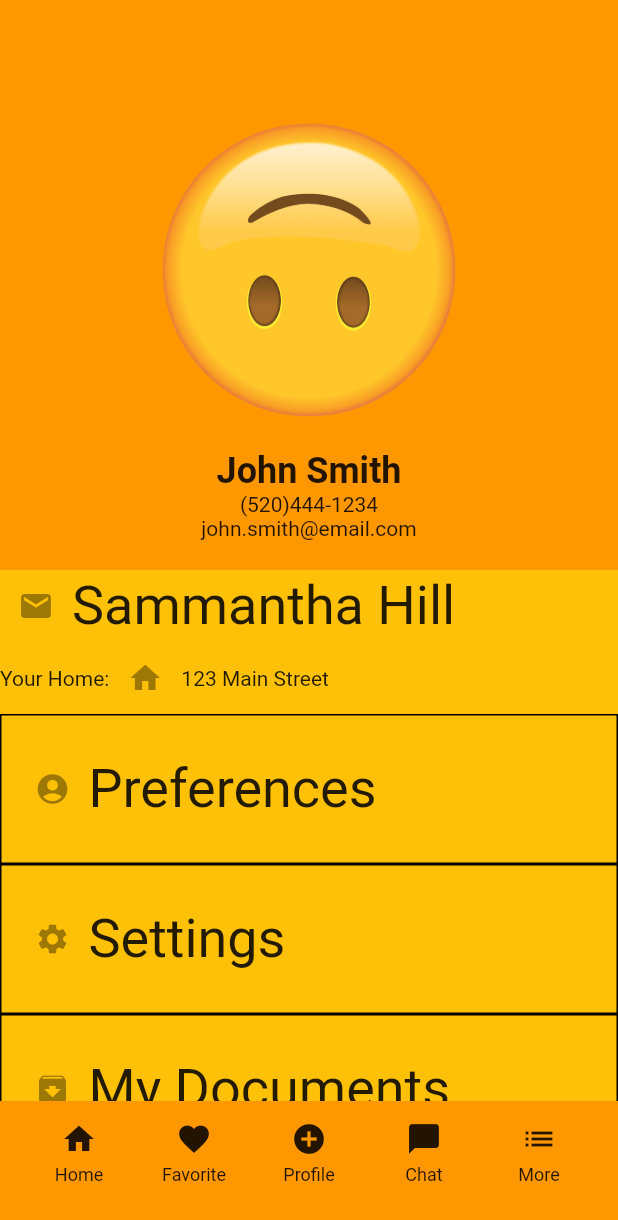
After one commit to kochsj/RealRealty, a Flutter app: the screen it shows once a user with an empty profile is signed in, item 3 of the bottom bar chosen, on a phone screen of 412 x 824 dp. The commit adds this screen. Shown: the top 1220 px of the screen. Run offline on Flutter 3.47's test engine with Material 2 defaults, Android fonts, the phone set to English and light mode, and no system bars; our stand-ins replace firebase_auth, sqflite; accounts and stored records are empty; network calls fail.

Commit message:
add views and Navigator. separate two MaterialApps

```diff
--- a/lib/main.dart
+++ b/lib/main.dart
@@ -12,9 +12,17 @@ class MyApp extends StatelessWidget {
   Widget build(BuildContext context) {
     return StreamProvider<User>.value(
       value: AuthService().user,
-      child: MaterialApp(
-        home: Wrapper(),
-      ),
+      child: Wrapper(),
     );
+
+
+
+
+//    return StreamProvider<User>.value(
+//      value: AuthService().user,
+//      child: MaterialApp(
+//        home: Wrapper(),
+//      ),
+//    );
   }
 }
--- a/lib/views/authenticate/authenticate.dart
+++ b/lib/views/authenticate/authenticate.dart
@@ -11,24 +11,18 @@ class Authenticate extends StatefulWidget {
 
 class _AuthenticateState extends State<Authenticate> {
 
-  bool _isAuth = false;
+  @override
+  Widget build(BuildContext context) {
+    return MaterialApp(
+      home: SignIn(),
+    );
 
 
-  void _updateAuthStatus() {
-    setState(() {
-      _isAuth = !_isAuth;
-    });
-  }
 
-  @override
-  Widget build(BuildContext context) {
-    if (_isAuth) {
-      return Scaffold(
-        body: Text("you are logged in"),
-      );
-    } else {
-      return SignIn(_updateAuthStatus);
-    }
+
+      return SignIn();
+
+
 
   }
 }
--- /dev/null
+++ b/lib/views/home/home.dart
@@ -0,0 +1,30 @@
+import 'package:flutter/material.dart';
+import 'package:realtyapp/views/home/profile.dart';
+import 'package:realtyapp/views/home/search.dart';
+import 'package:realtyapp/views/home/chat.dart';
+import 'package:realtyapp/views/home/more.dart';
+import 'package:realtyapp/views/home/detail.dart';
+
+
+import 'favorites.dart';
+
+class Home extends StatelessWidget {
+  @override
+  Widget build(BuildContext context) {
+    return MaterialApp(
+      title: 'Movil Realty',
+      theme: ThemeData(
+        primarySwatch: Colors.orange,
+      ),
+      home: SearchView(),
+      initialRoute: '/',
+      routes: {
+        '/favorites': (context) => FavoritesPage(),
+        '/profile': (context) => ProfilePage("John Smith", "(520)444-1234", "john.smith@email.com"),
+        '/chat': (context) => ChatPage(),
+        '/more': (context) => MorePage(),
+        '/detail': (context) => DetailPage(),
+      },
+    );
+  }
+}
--- /dev/null
+++ b/lib/views/home/profile.dart
@@ -0,0 +1,169 @@
+import 'package:flutter/material.dart';
+import 'package:realtyapp/models/custom_nav_bar.dart';
+
+Text profileText() {
+  return Text('Profile Page', style: TextStyle(fontSize: 36.0),  textWidthBasis: TextWidthBasis.longestLine,);
+}
+
+class ProfilePage extends StatelessWidget {
+  final AssetImage profilePic;
+  final String fullName;
+  final String phoneNumber;
+  final String emailAddress;
+
+  ProfilePage(this.fullName, this.phoneNumber, this.emailAddress, [this.profilePic = example]);
+
+  @override
+  Widget build(BuildContext context) {
+
+    return Scaffold(
+      backgroundColor: Colors.amber,
+      body: Column(
+        children: <Widget>[
+          ProfileHeader(profilePic, fullName, phoneNumber, emailAddress),
+          ProfileBody(),
+
+        ],
+      ),
+      bottomNavigationBar: MyCustomNavBar(),
+    );
+
+  }
+}
+
+
+class ProfileHeader extends StatelessWidget {
+  final AssetImage profilePic;
+  final String fullName;
+  final String phoneNumber;
+  final String emailAddress;
+
+  ProfileHeader(this.profilePic, this.fullName, this.phoneNumber, this.emailAddress);
+
+  @override
+  Widget build(BuildContext context) {
+    double width = MediaQuery.of(context).size.width;
+
+    return Container(
+      color: Colors.orange,
+      padding: EdgeInsets.only(top: 80.0, bottom: 20.0),
+      width: width,
+      child: Column(
+        children: <Widget>[
+          ProfileImage(profilePic),
+          Text(fullName, style: TextStyle(fontWeight: FontWeight.bold, fontSize: 24.0,)),
+          Text(phoneNumber,),
+          Text(emailAddress),
+        ],
+      ),
+    );
+  }
+}
+const AssetImage example = AssetImage("media/emoji.png");
+
+class ProfileBody extends StatelessWidget {
+  @override
+  Widget build(BuildContext context) {
+    double width = MediaQuery.of(context).size.width;
+
+    return Container(
+        color: Colors.amber,
+        width: width,
+        child: Column(
+          children: <Widget>[
+            YourAgentRow(),
+            YourHomeRow(),
+            ProfilePageButton("Preferences", Icons.account_circle),
+            ProfilePageButton("Settings", Icons.settings),
+            ProfilePageButton("My Documents", Icons.archive)
+
+          ],
+        )
+    );
+  }
+}
+
+class ProfileImage extends StatelessWidget {
+  final AssetImage profilePic;
+
+  ProfileImage(this.profilePic);
+
+  @override
+  Widget build(BuildContext context) {
+
+    return Container(
+      margin: EdgeInsets.only(bottom: 20.0),
+      width: 200.0,
+      height: 200.0,
+      decoration: new BoxDecoration(
+//        color: Colors.orange,
+          shape: BoxShape.circle,
+          image: DecorationImage(
+            image: profilePic,
+            fit: BoxFit.contain,
+          )
+      ),
+    );
+  }
+}
+
+class YourAgentRow extends StatelessWidget {
+  @override
+  Widget build(BuildContext context) {
+    double width = MediaQuery.of(context).size.width;
+
+    return Container(
+      width: width,
+      child : Row(
+        children: <Widget>[
+          IconButton(icon: Icon(Icons.email)),
+          Text("Sammantha Hill", style: TextStyle(fontSize: 36),),
+        ],
+      ),
+    );
+  }
+}
+
+class YourHomeRow extends StatelessWidget {
+  @override
+  Widget build(BuildContext context) {
+    double width = MediaQuery.of(context).size.width;
+
+    return Container(
+      width: width,
+      child: Row(
+        children: <Widget>[
+          Text("Your Home:"),
+          IconButton(icon: Icon(Icons.home)),
+          Text("123 Main Street")
+        ],
+      ),
+    );
+  }
+}
+
+class ProfilePageButton extends StatelessWidget {
+  final String buttonText;
+  final IconData icon;
+
+  ProfilePageButton(this.buttonText, this.icon);
+
+  @override
+  Widget build(BuildContext context) {
+    double width = MediaQuery.of(context).size.width;
+
+    return Container(
+        width: width,
+        padding: EdgeInsets.only(left: 10.0, top: 25.0, bottom: 25.0),
+        decoration: BoxDecoration(
+          border: Border.all(color: Colors.black),
+        ),
+        child: Row(
+          children: <Widget>[
+            IconButton(icon: Icon(icon)),
+            Text(buttonText, style: TextStyle(fontSize: 36),),
+          ],
+        )
+    );
+  }
+}
--- a/lib/views/wrapper.dart
+++ b/lib/views/wrapper.dart
@@ -2,7 +2,7 @@ import 'package:flutter/material.dart';
 import 'package:provider/provider.dart';
 import 'package:realtyapp/views/authenticate/authenticate.dart';
 import 'package:realtyapp/models/user.dart';
-import 'package:realtyapp/views/home/search.dart';
+import 'package:realtyapp/views/home/home.dart';
 
 class Wrapper extends StatelessWidget {
   @override
@@ -16,7 +16,7 @@ class Wrapper extends StatelessWidget {
     if (_user == null) {
       return Authenticate();
     } else {
-      return SearchView();
+      return Home();
     }
 
 //  return Authenticate();
--- a/pubspec.yaml
+++ b/pubspec.yaml
@@ -17,6 +17,8 @@ environment:
   sdk: ">=2.1.0 <3.0.0"
 
 dependencies:
+  path_provider: ^1.6.7
+  sqflite: ^1.3.0
   provider: ^4.0.5+1
   cloud_firestore: ^0.13.5
   firebase_auth: ^0.16.0
```
Also changed, not shown: lib/models/client_model.dart (added, +40 -0 lines), lib/models/database.dart (added, +81 -0 lines), lib/views/authenticate/sign_in.dart (+5 -8 lines), lib/views/home/chat.dart (added, +28 -0 lines), lib/views/home/detail.dart (added, +67 -0 lines), lib/views/home/favorites.dart (added, +88 -0 lines), lib/views/home/more.dart (added, +62 -0 lines), pubspec.lock.
